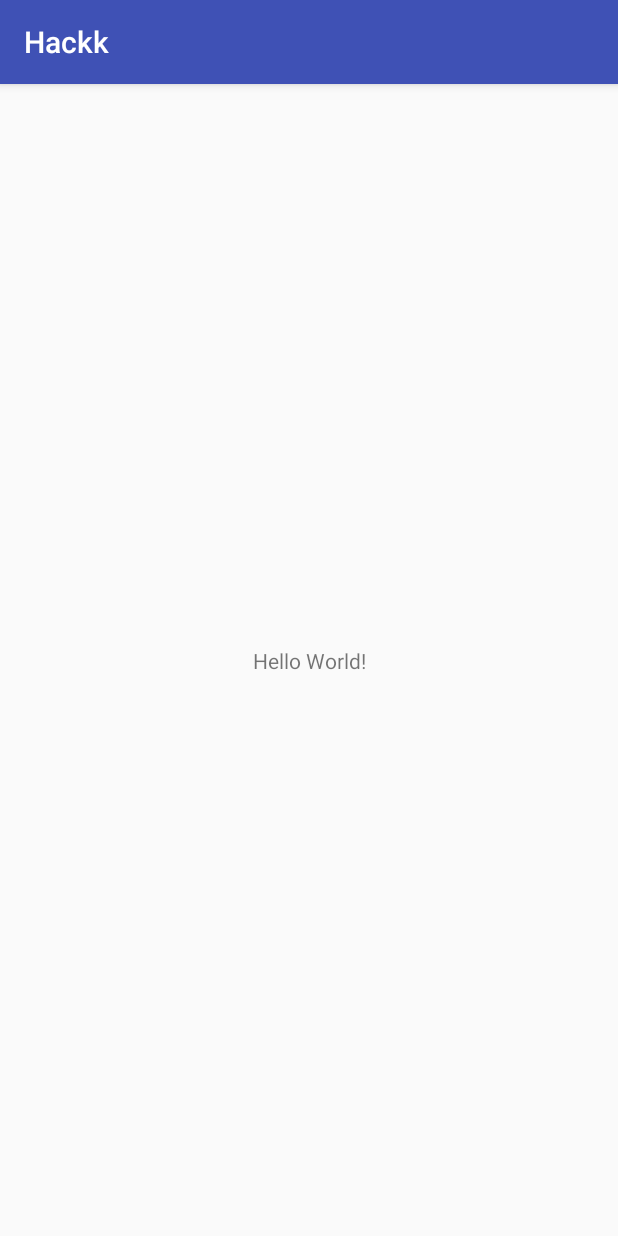
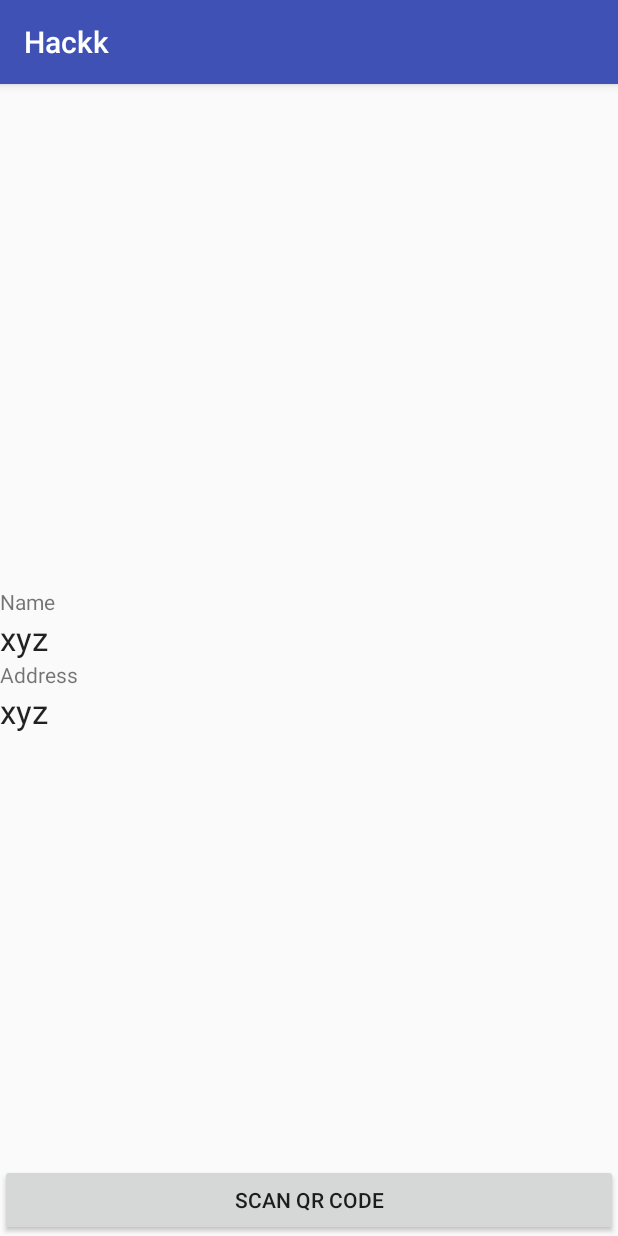
Before and after one commit to Smodi16/Hackk, an Android app: the screen it shows after launch (MainActivity), on a phone screen of 412 x 824 dp. Run offline under Robolectric (Android 15) with nearby library versions, the phone set to English and light mode, and no system bars; libraries missing offline, so code that uses them is left out: com.google.zxing.integration; 1 statement that could not run was skipped.

Commit message:
cheetah khela

```diff
--- a/app/build.gradle
+++ b/app/build.gradle
@@ -25,4 +25,8 @@ dependencies {
     testImplementation 'junit:junit:4.12'
     androidTestImplementation 'com.android.support.test:runner:1.0.1'
     androidTestImplementation 'com.android.support.test.espresso:espresso-core:3.0.1'
+    compile 'com.journeyapps:zxing-android-embedded:3.4.0'
+    compile 'com.squareup.okhttp:okhttp:2.0.0'
+    compile 'com.squareup.okio:okio:1.13.0'
+    compile 'com.squareup.picasso:picasso:2.5.2'
 }
--- a/app/src/main/AndroidManifest.xml
+++ b/app/src/main/AndroidManifest.xml
@@ -1,6 +1,7 @@
 <?xml version="1.0" encoding="utf-8"?>
 <manifest xmlns:android="http://schemas.android.com/apk/res/android"
     package="com.example.user.hackk">
+    <uses-permission android:name="android.permission.INTERNET"/>
 
     <application
         android:allowBackup="true"
@@ -16,6 +17,8 @@
                 <category android:name="android.intent.category.LAUNCHER" />
             </intent-filter>
         </activity>
+        <activity android:name=".Nescafe"></activity>
+
     </application>
 
 </manifest>
--- a/app/src/main/java/com/example/user/hackk/MainActivity.java
+++ b/app/src/main/java/com/example/user/hackk/MainActivity.java
@@ -1,13 +1,85 @@
 package com.example.user.hackk;
 
+import android.view.View;
+import android.widget.Toast;
+
+import android.content.Intent;
 import android.support.v7.app.AppCompatActivity;
 import android.os.Bundle;
+import android.view.View;
+import android.widget.Button;
+import android.widget.TextView;
+import android.widget.Toast;
 
-public class MainActivity extends AppCompatActivity {
+import com.google.zxing.integration.android.IntentIntegrator;
+import com.google.zxing.integration.android.IntentResult;
+
+import org.json.JSONException;
+import org.json.JSONObject;
+
+//implementing onclicklistener
+public class MainActivity extends AppCompatActivity implements View.OnClickListener {
+
+    //View Objects
+    private Button buttonScan;
+    private TextView textViewName, textViewAddress;
+
+    //qr code scanner object
+    private IntentIntegrator qrScan;
 
     @Override
     protected void onCreate(Bundle savedInstanceState) {
         super.onCreate(savedInstanceState);
         setContentView(R.layout.activity_main);
+
+        //View objects
+        buttonScan = (Button) findViewById(R.id.buttonScan);
+        textViewName = (TextView) findViewById(R.id.textViewName);
+        textViewAddress = (TextView) findViewById(R.id.textViewAddress);
+
+        //intializing scan object
+        qrScan = new IntentIntegrator(this);
+
+        //attaching onclick listener
+        buttonScan.setOnClickListener(this);
+    }
+
+    //Getting the scan results
+    @Override
+    protected void onActivityResult(int requestCode, int resultCode, Intent data) {
+        IntentResult result = IntentIntegrator.parseActivityResult(requestCode, resultCode, data);
+        if (result != null) {
+            //if qrcode has nothing in it
+            if (result.getContents() == null) {
+                Toast.makeText(this, "Result Not Found", Toast.LENGTH_LONG).show();
+            } else {
+                //if qr contains data
+                try {
+                    //converting the data to json
+                    JSONObject obj = new JSONObject(result.getContents());
+                    //setting values to textviews
+                    textViewName.setText(obj.getString("name"));
+                    textViewAddress.setText(obj.getString("address"));
+                } catch (JSONException e) {
+                    e.printStackTrace();
+                    //if control comes here
+                    //that means the encoded format not matches
+                    //in this case you can display whatever data is available on the qrcode
+                    //to a toast
+                    Toast.makeText(this, result.getContents(), Toast.LENGTH_LONG).show();
+                    Intent intent=new Intent(MainActivity.this,Nescafe.class);
+                    intent.putExtra("qr",result.getContents());
+                    startActivity(intent);
+                }
+            }
+        } else {
+            super.onActivityResult(requestCode, resultCode, data);
+        }
+
+    }
+    @Override
+    public void onClick(View view) {
+        //initiating the qr code scan
+        qrScan.initiateScan();
     }
 }
--- a/app/src/main/res/layout/activity_main.xml
+++ b/app/src/main/res/layout/activity_main.xml
@@ -1,18 +1,49 @@
 <?xml version="1.0" encoding="utf-8"?>
-<android.support.constraint.ConstraintLayout xmlns:android="http://schemas.android.com/apk/res/android"
-    xmlns:app="http://schemas.android.com/apk/res-auto"
+<RelativeLayout xmlns:android="http://schemas.android.com/apk/res/android"
     xmlns:tools="http://schemas.android.com/tools"
+    android:id="@+id/activity_main"
     android:layout_width="match_parent"
     android:layout_height="match_parent"
-    tools:context="com.example.user.hackk.MainActivity">
+    >
 
-    <TextView
-        android:layout_width="wrap_content"
+    <LinearLayout
+        android:layout_width="match_parent"
         android:layout_height="wrap_content"
-        android:text="Hello World!"
-        app:layout_constraintBottom_toBottomOf="parent"
-        app:layout_constraintLeft_toLeftOf="parent"
-        app:layout_constraintRight_toRightOf="parent"
-        app:layout_constraintTop_toTopOf="parent" />
+        android:layout_centerVertical="true"
+        android:orientation="vertical">
 
-</android.support.constraint.ConstraintLayout>
+        <TextView
+            android:layout_width="match_parent"
+            android:layout_height="wrap_content"
+            android:text="Name" />
+
+        <TextView
+            android:id="@+id/textViewName"
+            android:layout_width="match_parent"
+            android:layout_height="wrap_content"
+            android:text="xyz"
+            android:textAppearance="@style/Base.TextAppearance.AppCompat.Large" />
+
+        <TextView
+            android:layout_width="match_parent"
+            android:layout_height="wrap_content"
+            android:text="Address" />
+
+        <TextView
+            android:id="@+id/textViewAddress"
+            android:layout_width="match_parent"
+            android:layout_height="wrap_content"
+            android:text="xyz"
+            android:textAppearance="@style/Base.TextAppearance.AppCompat.Large" />
+
+
+    </LinearLayout>
+
+    <Button
+        android:id="@+id/buttonScan"
+        android:layout_width="match_parent"
+        android:layout_height="wrap_content"
+        android:layout_alignParentBottom="true"
+        android:text="Scan QR Code" />
+
+</RelativeLayout>
```
